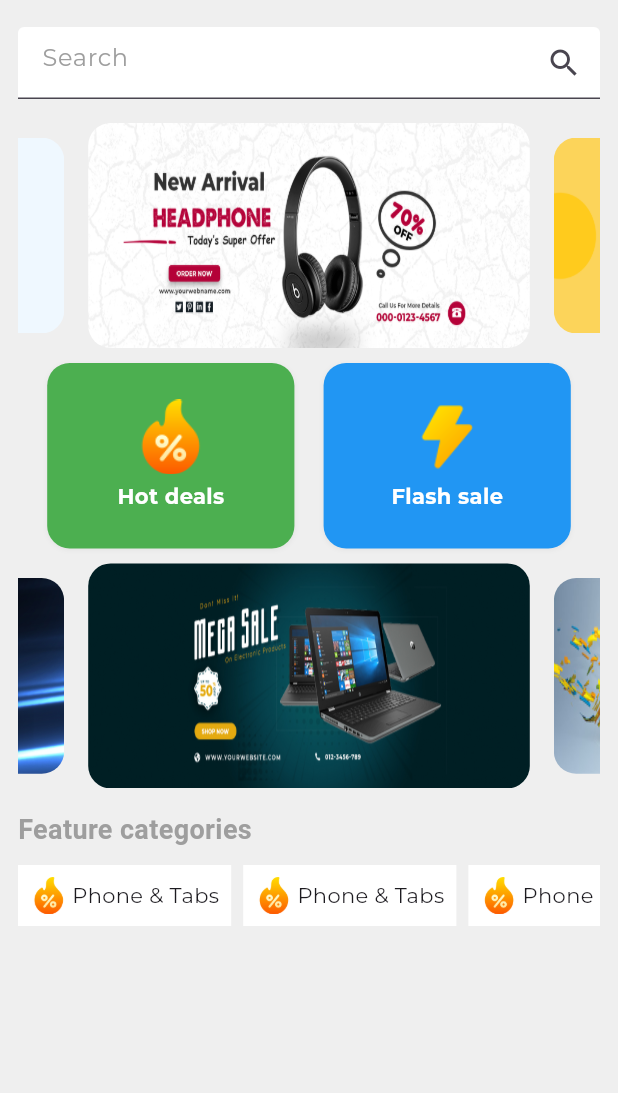
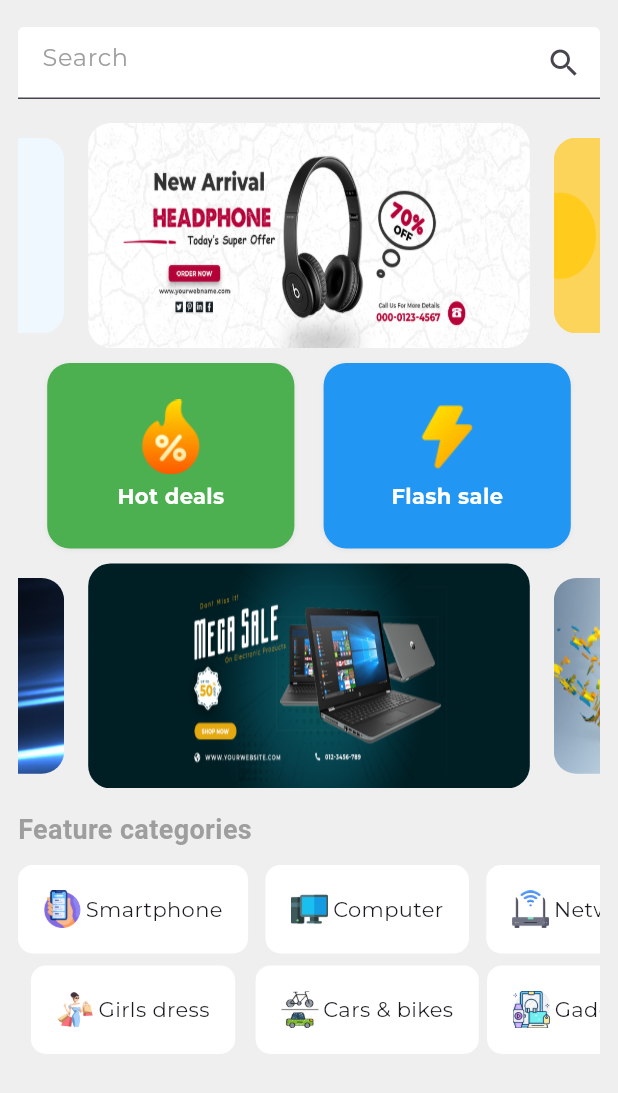
Before and after one commit to AbirHasanShuvo/seed_hub, a Flutter app: the screen it shows once a user with an empty profile is signed in, on a phone screen of 412 x 824 dp. Shown: the top 1093 px of the screen. Run offline on Flutter 3.47's test engine with Material 3 defaults, Android fonts, the phone set to English and light mode, and no system bars; drawn by our look-alikes of velocity_x; our stand-ins replace cloud_firestore, firebase_auth, firebase_core, get, google_fonts, google_sign_in and 2 more; accounts and stored records are empty.

Commit message:
initially completed feature products category

```diff
--- /dev/null
+++ b/lib/common_widgets/feature_container.dart
@@ -0,0 +1,28 @@
+import 'package:flutter/material.dart';
+import 'package:seed_hub/common_widgets/text_widget.dart';
+import 'package:seed_hub/const/const.dart';
+import 'package:seed_hub/const/images.dart';
+import 'package:velocity_x/velocity_x.dart';
+
+Widget featureContainer() {
+  return Container(
+    decoration: BoxDecoration(
+        color: Colors.white,
+        border: Border.all(color: Colors.white),
+        borderRadius: const BorderRadius.all(Radius.circular(10))),
+    padding: const EdgeInsets.all(8),
+    child: Row(
+      children: [
+        Image.asset(
+          width: 25,
+          hotDeal,
+        ),
+        3.widthBox,
+        makeText(
+          text: 'Phone & Tabs',
+          fontFamily: mainFont,
+        )
+      ],
+    ),
+  );
+}
--- a/lib/common_widgets/string.dart
+++ b/lib/common_widgets/string.dart
@@ -1 +1,9 @@
 const featureCategories = 'Feature categories';
+
+//feature texts
+const phonesTabs = 'Smartphone';
+const lapTopPc = 'Computer';
+const networkComponents = 'Network';
+const womanFashion = 'Girls dress';
+const bikesCars = 'Cars & bikes';
+const gadgets = 'Gadgets';
--- a/lib/const/images.dart
+++ b/lib/const/images.dart
@@ -19,3 +19,11 @@ const slider2_s4 = "assets/images/ss4.jpg";
 //for hot deal & flash sale
 const hotDeal = "assets/icons/hotdeal.png";
 const flashSale = "assets/icons/flashsale.png";
+
+//for feature products icons
+const phoneTabsIcon = "assets/icons/smartphone.png";
+const laptopPcIcon = "assets/icons/computer.png";
+const networkComponentsIcon = "assets/icons/wifi.png";
+const womanFashionIcon = "assets/icons/woman.png";
+const bikeCarsIcon = "assets/icons/bikecars.png";
+const gadgetsIcon = "assets/icons/gadgets.png";
--- a/lib/const/list.dart
+++ b/lib/const/list.dart
@@ -1,3 +1,4 @@
+import 'package:seed_hub/common_widgets/string.dart';
 import 'package:seed_hub/const/images.dart';
 
 const socialIconList = [googleLogo, facebookLogo, twitterLogo];
@@ -6,3 +7,13 @@ const socialIconList = [googleLogo, facebookLogo, twitterLogo];
 const firstSlider = [slider1_s1, slider1_s2, slider1_s3, slider1_s4];
 //for second slider
 const secondSlider = [slider2_s1, slider2_s2, slider2_s3, slider2_s4];
+
+//for featureProducts
+const featureProducts1 = [phonesTabs, lapTopPc, networkComponents];
+const featureProducts2 = [womanFashion, bikesCars, gadgets];
+const featureProductsIcons1 = [
+  phoneTabsIcon,
+  laptopPcIcon,
+  networkComponentsIcon,
+];
+const featureProductsIcons2 = [womanFashionIcon, bikeCarsIcon, gadgetsIcon];
--- a/lib/views/home_screen/home_screen.dart
+++ b/lib/views/home_screen/home_screen.dart
@@ -113,29 +113,68 @@ class _HomeScreenState extends State<HomeScreen> {
                           physics: const BouncingScrollPhysics(),
                           scrollDirection: Axis.horizontal,
                           child: Row(
+                            mainAxisAlignment: MainAxisAlignment.spaceEvenly,
                             children: List.generate(
                               3,
                               (index) => Column(
                                 mainAxisAlignment: MainAxisAlignment.center,
                                 children: [
                                   Container(
+                                    decoration: BoxDecoration(
+                                        color: Colors.white,
+                                        border: Border.all(color: Colors.white),
+                                        borderRadius: const BorderRadius.all(
+                                            Radius.circular(10))),
                                     padding: const EdgeInsets.all(8),
+                                    child: Row(
+                                      // mainAxisAlignment:
+                                      //     MainAxisAlignment.spaceEvenly,
+                                      children: [
+                                        Image.asset(
+                                          width: 25,
+                                          featureProductsIcons1[index],
+                                        ),
+                                        3.widthBox,
+                                        makeText(
+                                          text: featureProducts1[index],
+                                          fontFamily: mainFont,
+                                        )
+                                      ],
+                                    )
+                                        .box
+                                        .padding(const EdgeInsets.all(8))
+                                        .make(),
+                                  ),
+                                  8.heightBox,
+                                  Container(
+                                    decoration: BoxDecoration(
                                         color: Colors.white,
+                                        border: Border.all(color: Colors.white),
+                                        borderRadius: const BorderRadius.all(
+                                            Radius.circular(10))),
+                                    padding: const EdgeInsets.all(8),
                                     child: Row(
                                       children: [
                                         Image.asset(
                                           width: 25,
-                                                hotDeal,
+                                          featureProductsIcons2[index],
                                         ),
                                         3.widthBox,
-                                              makeText(text: 'Phone & Tabs', fontFamily: mainFont)
+                                        makeText(
+                                          text: featureProducts2[index],
+                                          fontFamily: mainFont,
+                                        )
                                       ],
-                                          ),
+                                    )
+                                        .box
+                                        .padding(const EdgeInsets.all(8))
+                                        .make(),
                                   ).box.make(),
-
                                 ],
-                                    ).box.margin(const EdgeInsets.only(right: 8)).make(),
-
+                              )
+                                  .box
+                                  .margin(const EdgeInsets.only(right: 5))
+                                  .make(),
                             ),
                           ),
                         ),
```
Also changed, not shown: assets/icons/bikecars.png (added), assets/icons/computer.png (added), assets/icons/gadgets.png (added), assets/icons/smartphone.png (added), assets/icons/wifi.png (added), assets/icons/woman.png (added). Lines whose indentation alone changed are shown as unchanged.
